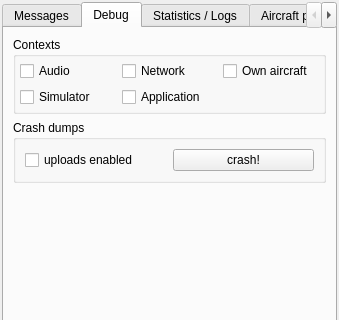
Qt form src/blackgui/components/internalscomponent.ui (swift-project/pilotclient) before a commit; both pictures show x 0 to 339 and y 0 to 320 of the 339 by 690 pixel window.
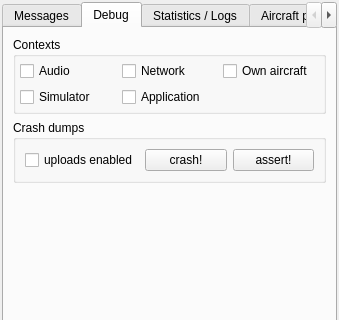
The same form after that commit. The open tabs and pages were chosen to show the change. Icons and pictures are not drawn. Custom widgets are drawn as their Qt base class.

Commit message: Allow to test an ASSERT (like the crashdump test)

Patch:
```diff
--- a/src/blackgui/components/internalscomponent.ui
+++ b/src/blackgui/components/internalscomponent.ui
@@ -320,6 +320,13 @@
             </property>
            </widget>
           </item>
+          <item>
+           <widget class="QPushButton" name="pb_SimulateAssert">
+            <property name="text">
+             <string>assert!</string>
+            </property>
+           </widget>
+          </item>
          </layout>
         </widget>
        </item>
```
Left out of the diff: 3 changed lines with no effect on the pictures. The commit also changes 6 other files.
